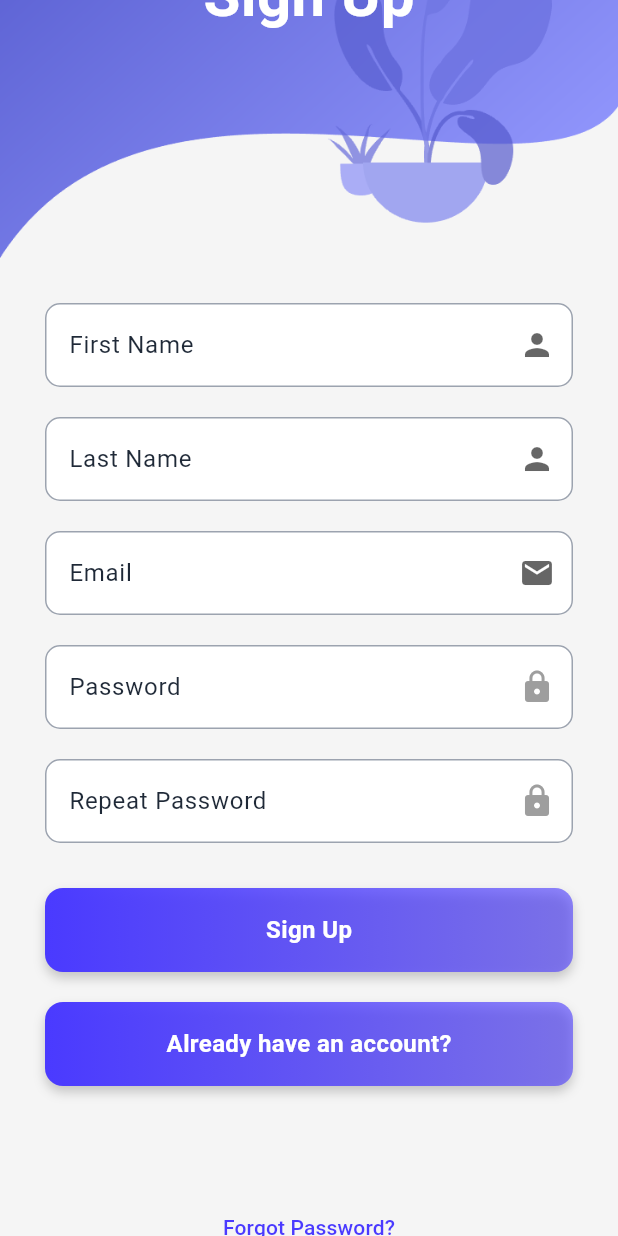
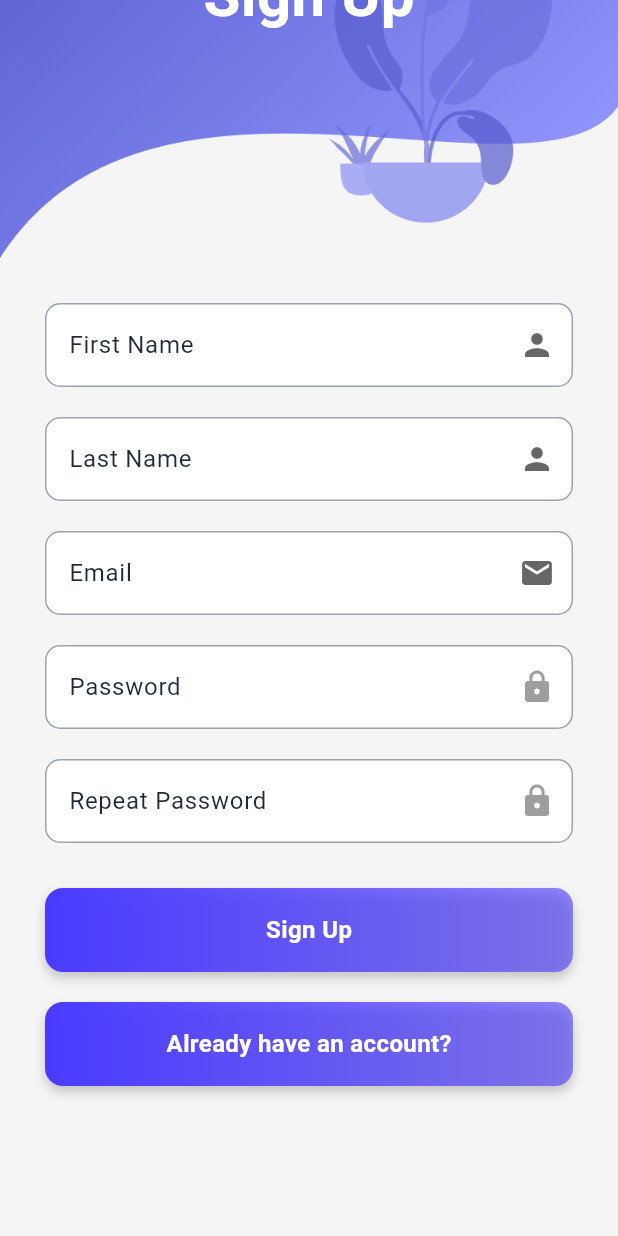
Before and after one commit to TA-rathnayaka/PublicPulse, a Flutter app: the Signup screen opened by its route, scrolled down 228 dp, on a phone screen of 412 x 824 dp. Run offline on Flutter 3.47's test engine with Material 3 defaults, Android fonts, the phone set to English and light mode, and no system bars; our stand-ins replace animate_do, cloud_firestore, firebase_auth, firebase_core, google_fonts, google_sign_in and 1 more; missing offline and left inert: flutter_facebook_auth; accounts and stored records are empty.

Commit message:
remove forget password

```diff
--- a/client/lib/providers/polls_provider.dart
+++ b/client/lib/providers/polls_provider.dart
@@ -83,7 +83,6 @@ class PollsProvider extends ChangeNotifier {
       }
     } catch (e) {
       print("Error adding vote in provider: $e");
-      // Indicates failure (e.g., if an error occurs)
     }
   }
 }
--- a/client/lib/views/screens/signup.dart
+++ b/client/lib/views/screens/signup.dart
@@ -95,7 +95,7 @@ class Signup extends StatelessWidget {
           const SizedBox(height: 20),
           _buildLoginButton(context),
           const SizedBox(height: 70),
-          _buildForgotPasswordButton(),
+
         ],
       ),
     );
@@ -258,18 +258,5 @@ class Signup extends StatelessWidget {
     );
   }
 
-  Widget _buildForgotPasswordButton() {
-    return FadeInUp(
-      duration: const Duration(milliseconds: 2000),
-      child: TextButton(
-        onPressed: () {
-          // Forgot password logic here
-        },
-        child: const Text(
-          "Forgot Password?",
-          style: TextStyle(color: kPrimaryColor),
-        ),
-      ),
-    );
-  }
+
 }
```
